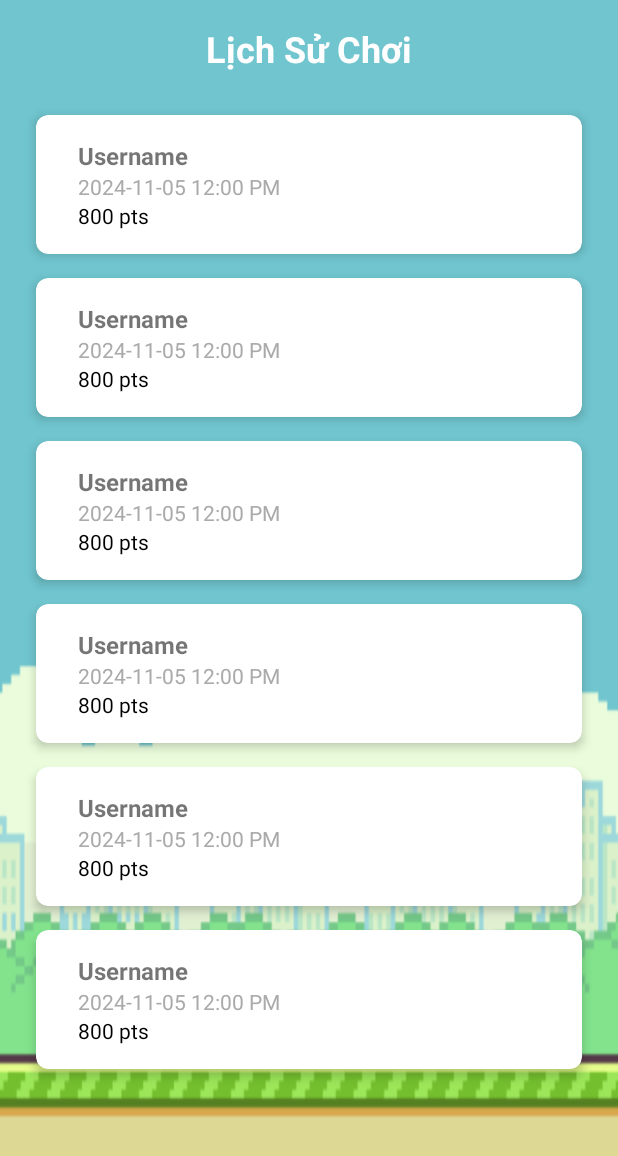
After one commit to Trantri2105/FlappyBird, an Android app: the layout activity_history.xml on its own in the app's theme, with its tools: preview values and no code run, on a phone screen of 412 x 824 dp. The commit adds this screen. Shown: the top 1156 px of the screen. Run offline under Robolectric (Android 15) with nearby library versions, the phone set to English and light mode, and no system bars; network calls fail.

Commit message:
add history activity

```diff
--- a/app/src/main/java/com/map/flappybird/activity/MenuActivity.java
+++ b/app/src/main/java/com/map/flappybird/activity/MenuActivity.java
@@ -48,7 +48,8 @@ public class MenuActivity extends AppCompatActivity {
 
     private void openHistory() {
         // Mở trang HistoryActivity
-//        Intent intent = new Intent(HomeActivity.this, HistoryActivity.class);
-//        startActivity(intent);
+        Intent intent = new Intent(MenuActivity.this, HistoryActivity.class);
+        intent.putExtra("userId", userId); // truyền userId vào Intent
+        startActivity(intent);
     }
 }
--- /dev/null
+++ b/app/src/main/res/layout/activity_history.xml
@@ -0,0 +1,52 @@
+<?xml version="1.0" encoding="utf-8"?>
+<LinearLayout xmlns:android="http://schemas.android.com/apk/res/android"
+    android:layout_width="match_parent"
+    android:layout_height="match_parent"
+    xmlns:tools="http://schemas.android.com/tools"
+    xmlns:app="http://schemas.android.com/apk/res-auto"
+    android:orientation="vertical"
+    android:padding="16dp"
+    android:background="@drawable/bg">
+
+    <!-- Title Section -->
+    <TextView
+        android:layout_width="wrap_content"
+        android:layout_height="wrap_content"
+        android:text="Lịch Sử Chơi"
+        android:textSize="24sp"
+        android:textStyle="bold"
+        android:layout_gravity="center_horizontal"
+        android:layout_marginBottom="20dp"
+        android:textColor="@color/white"/>
+
+    <androidx.constraintlayout.widget.ConstraintLayout
+        android:layout_width="match_parent"
+        android:layout_height="match_parent">
+
+        <androidx.recyclerview.widget.RecyclerView
+            android:id="@+id/historyRecyclerView"
+            android:layout_width="0dp"
+            android:layout_height="0dp"
+            android:clipToPadding="false"
+            android:paddingBottom="8dp"
+            app:layout_constraintBottom_toBottomOf="parent"
+            app:layout_constraintEnd_toEndOf="parent"
+            app:layout_constraintHorizontal_bias="0.0"
+            app:layout_constraintStart_toStartOf="parent"
+            app:layout_constraintTop_toTopOf="parent"
+            app:layout_constraintVertical_bias="1.0"
+            tools:itemCount="10"
+            tools:listitem="@layout/item_history_entry" />
+    </androidx.constraintlayout.widget.ConstraintLayout>
+
+
+    <LinearLayout
+        android:layout_width="match_parent"
+        android:layout_height="wrap_content"
+        android:orientation="horizontal"
+        android:layout_gravity="bottom"
+        android:layout_marginTop="16dp"
+        android:gravity="center_horizontal">
+    </LinearLayout>
+
+</LinearLayout>
--- /dev/null
+++ b/app/src/main/res/layout/item_history_entry.xml
@@ -0,0 +1,50 @@
+<com.google.android.material.card.MaterialCardView
+    xmlns:android="http://schemas.android.com/apk/res/android"
+    android:layout_width="match_parent"
+    android:layout_height="wrap_content"
+    xmlns:app="http://schemas.android.com/apk/res-auto"
+    android:layout_margin="8dp"
+    app:cardCornerRadius="8dp"
+    app:cardElevation="4dp">
+
+    <LinearLayout
+        android:layout_width="match_parent"
+        android:layout_height="wrap_content"
+        android:orientation="horizontal"
+        android:padding="16dp"
+        android:gravity="center_vertical">
+
+        <LinearLayout
+            android:layout_width="0dp"
+            android:layout_height="wrap_content"
+            android:orientation="vertical"
+            android:layout_weight="1"
+            android:layout_marginStart="12dp">
+
+            <TextView
+                android:id="@+id/text_player_name"
+                android:layout_width="wrap_content"
+                android:layout_height="wrap_content"
+                android:text="Username"
+                android:textStyle="bold"
+                android:textSize="16sp"/>
+
+            <TextView
+                android:id="@+id/text_datetime"
+                android:layout_width="wrap_content"
+                android:layout_height="wrap_content"
+                android:text="2024-11-05 12:00 PM"
+                android:textSize="14sp"
+                android:textColor="@android:color/darker_gray"/>
+
+            <TextView
+                android:id="@+id/text_player_score"
+                android:layout_width="wrap_content"
+                android:layout_height="wrap_content"
+                android:text="800 pts"
+                android:textColor="@color/material_dynamic_secondary0"/>
+
+        </LinearLayout>
+
+    </LinearLayout>
+</com.google.android.material.card.MaterialCardView>
```
Also changed, not shown: app/src/main/AndroidManifest.xml (+7 -0 lines), app/src/main/java/com/map/flappybird/activity/HistoryActivity.java (added, +123 -0 lines), app/src/main/java/com/map/flappybird/activity/RankingActivity.java (+30 -5 lines), app/src/main/java/com/map/flappybird/adapter/HistoryAdapter.java (added, +56 -0 lines), app/src/main/java/com/map/flappybird/adapter/LeaderboardAdapter.java (+8 -0 lines), app/src/main/java/com/map/flappybird/http/HttpClient.java (+22 -1 lines), app/src/main/java/com/map/flappybird/model/Score.java (+12 -0 lines).
